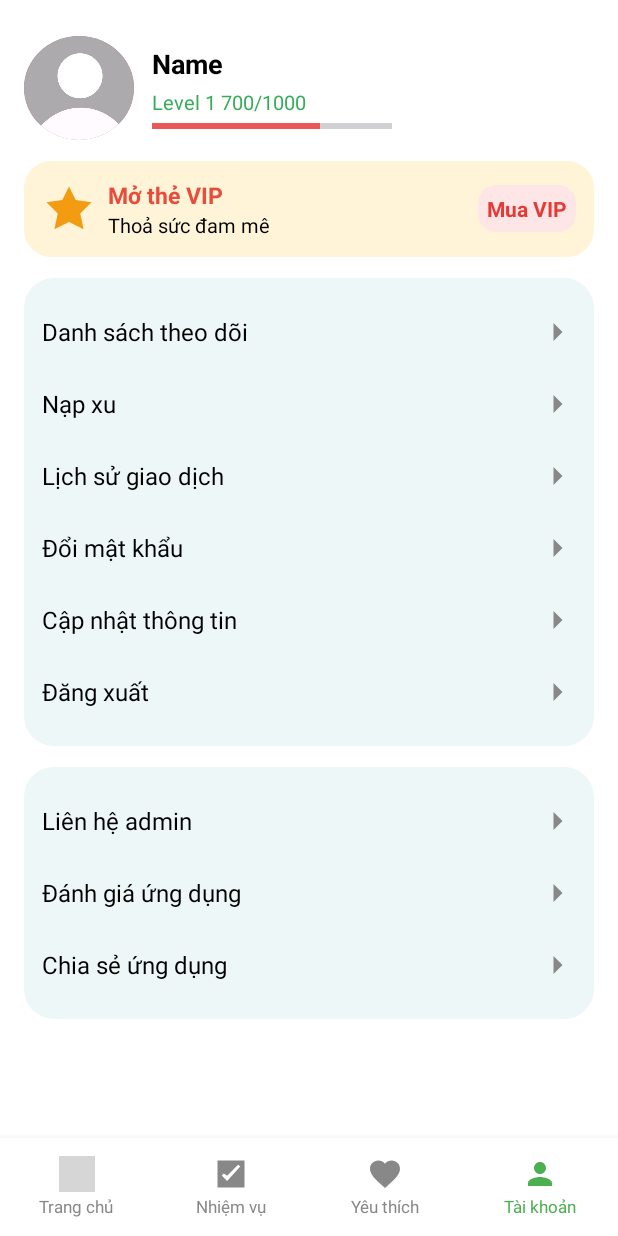
After one commit to NguyenTuan180505/ComicApp, an Android app: the UserActivity screen opened directly, with no data from a screen before it, on a phone screen of 412 x 824 dp. The commit adds this screen. Run offline under Robolectric (Android 15) with nearby library versions, the phone set to English and light mode, and no system bars; grey boxes are pictures that could not be loaded.

Commit message:
#4 - update trang user

```diff
--- a/app/src/main/java/com/example/comicapp/AccountActivity.java
+++ b/app/src/main/java/com/example/comicapp/AccountActivity.java
@@ -3,8 +3,9 @@ package com.example.comicapp;
 import android.os.Bundle;
 import android.widget.ImageButton;
 import android.widget.Toast;
+
+import androidx.activity.EdgeToEdge;
 import androidx.appcompat.app.AppCompatActivity;
-import androidx.activity.EdgeToEdge;
 
 public class AccountActivity extends AppCompatActivity {
     @Override
@@ -18,8 +19,11 @@ public class AccountActivity extends AppCompatActivity {
                 Toast.makeText(this, "Đã lưu thông tin!", Toast.LENGTH_SHORT).show()
         );
 
-        // Nút quay lại
+        // Nút quay lại → quay về UserActivity (hoặc finish nếu từ User)
         ImageButton btnBack = findViewById(R.id.btnBack);
-        btnBack.setOnClickListener(v -> finish());  //
+        btnBack.setOnClickListener(v -> {
+            finish(); // Quay lại màn hình trước (thường là UserActivity)
+            overridePendingTransition(R.anim.slide_in_left, R.anim.slide_out_right);
+        });
     }
 }
--- a/app/src/main/java/com/example/comicapp/FollowActivity.java
+++ b/app/src/main/java/com/example/comicapp/FollowActivity.java
@@ -2,13 +2,14 @@ package com.example.comicapp;
 
 import android.content.Intent;
 import android.os.Bundle;
+import android.view.View;
+import android.widget.LinearLayout;
+
 import androidx.activity.EdgeToEdge;
 import androidx.appcompat.app.AppCompatActivity;
 import androidx.core.graphics.Insets;
 import androidx.core.view.ViewCompat;
 import androidx.core.view.WindowInsetsCompat;
-import android.view.View;
-import android.widget.LinearLayout;
 
 public class FollowActivity extends AppCompatActivity {
     @Override
@@ -23,15 +24,21 @@ public class FollowActivity extends AppCompatActivity {
             return insets;
         });
 
-        // Bấm vào nút "Tài khoản" ở thanh dưới -> chuyển sang AccountActivity
+        // Nhấn "Tài khoản" ở thanh dưới → Chuyển sang UserActivity
         LinearLayout navAccount = findViewById(R.id.nav_account);
-        navAccount.setOnClickListener(new View.OnClickListener() {
-            @Override
-            public void onClick(View v) {
-                Intent intent = new Intent(FollowActivity.this, AccountActivity.class);
-                startActivity(intent);
-            }
+        navAccount.setOnClickListener(v -> {
+            Intent intent = new Intent(FollowActivity.this, UserActivity.class);
+            startActivity(intent);
+            overridePendingTransition(R.anim.slide_in_right, R.anim.slide_out_left);
+            // Không finish() để có thể quay lại bằng Back
         });
 
+        // (Tùy chọn) Nhấn "Yêu thích" → highlight (đang ở đây)
+        LinearLayout navFavourite = findViewById(R.id.nav_favourite);
+        if (navFavourite != null) {
+            navFavourite.setOnClickListener(v -> {
+                // Đang ở FollowActivity → không làm gì hoặc reload
+            });
+        }
     }
 }
--- /dev/null
+++ b/app/src/main/java/com/example/comicapp/UserActivity.java
@@ -0,0 +1,57 @@
+package com.example.comicapp;
+
+import android.content.Intent;
+import android.os.Bundle;
+import android.widget.LinearLayout;
+import android.widget.TextView;
+
+import androidx.appcompat.app.AppCompatActivity;
+
+public class UserActivity extends AppCompatActivity {
+
+    @Override
+    protected void onCreate(Bundle savedInstanceState) {
+        super.onCreate(savedInstanceState);
+        setContentView(R.layout.activity_user);
+
+        // === BOTTOM NAVIGATION ===
+        LinearLayout navHome = findViewById(R.id.nav_home);
+        LinearLayout navTask = findViewById(R.id.nav_task);
+        LinearLayout navFavourite = findViewById(R.id.nav_favourite);
+        LinearLayout navAccount = findViewById(R.id.nav_account);
+
+        // Nhấn "Yêu thích" → FollowActivity
+        navFavourite.setOnClickListener(v -> {
+            startActivity(new Intent(this, FollowActivity.class));
+            overridePendingTransition(R.anim.slide_in_right, R.anim.slide_out_left);
+            finish(); // Tùy chọn: thoát UserActivity
+        });
+
+        // Nhấn "Tài khoản" → đang ở đây (không làm gì)
+        navAccount.setOnClickListener(v -> { /* Đang ở trang tài khoản */ });
+
+        // (Tùy chọn) Các tab khác
+        if (navHome != null) {
+            navHome.setOnClickListener(v -> {
+                startActivity(new Intent(this, HomeActivity.class));
+                finish();
+            });
+        }
+
+        if (navTask != null) {
+            navTask.setOnClickListener(v -> {
+                startActivity(new Intent(this, TaskActivity.class));
+                finish();
+            });
+        }
+
+        // === MENU ITEM: CẬP NHẬT THÔNG TIN ===
+        TextView tvUpdateInfo = findViewById(R.id.tv_update_info);
+        if (tvUpdateInfo != null) {
+            tvUpdateInfo.setOnClickListener(v -> {
+                startActivity(new Intent(this, AccountActivity.class));
+                overridePendingTransition(R.anim.slide_in_right, R.anim.slide_out_left);
+            });
+        }
+    }
+}
--- /dev/null
+++ b/app/src/main/res/drawable/avatar_round.xml
@@ -0,0 +1,5 @@
+<?xml version="1.0" encoding="utf-8"?>
+<shape xmlns:android="http://schemas.android.com/apk/res/android">
+    <corners android:radius="50dp"/>
+    <solid android:color="#DDDDDD"/>
+</shape>
--- /dev/null
+++ b/app/src/main/res/drawable/banner_vip_bg.xml
@@ -0,0 +1,5 @@
+<?xml version="1.0" encoding="utf-8"?>
+<shape xmlns:android="http://schemas.android.com/apk/res/android">
+    <solid android:color="#FFF4D7" />
+    <corners android:radius="18dp" />
+</shape>
--- /dev/null
+++ b/app/src/main/res/drawable/card_bg.xml
@@ -0,0 +1,6 @@
+<?xml version="1.0" encoding="utf-8"?>
+<shape xmlns:android="http://schemas.android.com/apk/res/android"
+    android:shape="rectangle">
+    <solid android:color="#EEF7F7"/>
+    <corners android:radius="20dp"/>
+</shape>
--- /dev/null
+++ b/app/src/main/res/drawable/ic_chevron_right.xml
@@ -0,0 +1,11 @@
+<?xml version="1.0" encoding="utf-8"?>
+<vector xmlns:android="http://schemas.android.com/apk/res/android"
+    android:width="24dp"
+    android:height="24dp"
+    android:viewportWidth="24"
+    android:viewportHeight="24">
+
+    <path
+        android:fillColor="#888888"
+        android:pathData="M9,18l6,-6l-6,-6v12z"/>
+</vector>
--- /dev/null
+++ b/app/src/main/res/drawable/ic_vip.xml
@@ -0,0 +1,11 @@
+<?xml version="1.0" encoding="utf-8"?>
+<vector xmlns:android="http://schemas.android.com/apk/res/android"
+    android:width="24dp"
+    android:height="24dp"
+    android:viewportWidth="24"
+    android:viewportHeight="24">
+    <!-- biểu tượng cúp / VIP đơn giản -->
+    <path
+        android:fillColor="#F39C12"
+        android:pathData="M12,2 L15,8 L22,9 L17,14 L18.5,21 L12,17.8 L5.5,21 L7,14 L2,9 L9,8z"/>
+</vector>
--- /dev/null
+++ b/app/src/main/res/drawable/vip_button_bg.xml
@@ -0,0 +1,5 @@
+<?xml version="1.0" encoding="utf-8"?>
+<shape xmlns:android="http://schemas.android.com/apk/res/android">
+    <solid android:color="#FFE6E6"/>
+    <corners android:radius="12dp"/>
+</shape>
--- a/app/src/main/res/layout/activity_follow.xml
+++ b/app/src/main/res/layout/activity_follow.xml
@@ -9,59 +9,21 @@
     tools:context=".FollowActivity">
 
     <!-- Header -->
-    <LinearLayout
-        android:id="@+id/header"
-        android:layout_width="0dp"
-        android:layout_height="wrap_content"
-        android:orientation="horizontal"
-        android:gravity="center_vertical"
-        android:padding="16dp"
-        app:layout_constraintTop_toTopOf="parent"
-        app:layout_constraintStart_toStartOf="parent"
-        app:layout_constraintEnd_toEndOf="parent">
-
-        <ImageView
-            android:layout_width="53dp"
-            android:layout_height="45dp"
-            android:contentDescription="Logo"
-            android:src="@drawable/logo" />
-
-        <TextView
-            android:id="@+id/tvTitle"
-            android:layout_width="0dp"
-            android:layout_height="wrap_content"
-            android:text="CBComicApp"
-            android:textStyle="bold"
-            android:textSize="20sp"
-            android:layout_marginStart="10dp"
-            android:layout_weight="1"/>
-
-        <!-- Icon chuông thông báo (không có chức năng) -->
-        <ImageView
-            android:id="@+id/imgNotification"
-            android:layout_width="28dp"
-            android:layout_height="28dp"
-            android:src="@drawable/ic_notifications"
-            android:contentDescription="Thông báo"
-            android:layout_marginEnd="8dp"
-            android:clickable="false"
-            android:focusable="false" />
-    </LinearLayout>
 
     <!-- Tiêu đề -->
+
+    <!-- Danh sách truyện yêu thích - Nhỏ gọn hơn -->
     <TextView
         android:id="@+id/tvFollow"
         android:layout_width="wrap_content"
         android:layout_height="wrap_content"
+        android:layout_marginStart="16dp"
         android:text="Truyện đang theo dõi"
+        android:textSize="18sp"
         android:textStyle="bold"
-        android:textSize="18sp"
-        android:layout_marginTop="10dp"
-        app:layout_constraintTop_toBottomOf="@id/header"
         app:layout_constraintStart_toStartOf="parent"
-        android:layout_marginStart="16dp"/>
+        tools:layout_editor_absoluteY="16dp" />
 
-    <!-- Danh sách truyện yêu thích - Nhỏ gọn hơn -->
     <GridLayout
         android:id="@+id/gridFavorites"
         android:layout_width="0dp"
@@ -214,6 +176,7 @@
 
         <!-- Nhiệm vụ -->
         <LinearLayout
+            android:id="@+id/nav_task"
             android:layout_width="0dp"
             android:layout_height="wrap_content"
             android:layout_weight="1"
@@ -238,6 +201,7 @@
 
         <!-- Yêu thích -->
         <LinearLayout
+            android:id="@+id/nav_favourite"
             android:layout_width="0dp"
             android:layout_height="wrap_content"
             android:layout_weight="1"
--- /dev/null
+++ b/app/src/main/res/layout/activity_user.xml
@@ -0,0 +1,292 @@
+<?xml version="1.0" encoding="utf-8"?>
+<androidx.constraintlayout.widget.ConstraintLayout xmlns:android="http://schemas.android.com/apk/res/android"
+    xmlns:app="http://schemas.android.com/apk/res-auto"
+    android:layout_width="match_parent"
+    android:layout_height="match_parent"
+    android:background="@color/white">
+
+    <!-- Nội dung cuộn -->
+    <ScrollView
+        android:id="@+id/scrollView"
+        android:layout_width="0dp"
+        android:layout_height="0dp"
+        android:clipToPadding="false"
+        app:layout_constraintTop_toTopOf="parent"
+        app:layout_constraintBottom_toTopOf="@id/bottom_navigation"
+        app:layout_constraintStart_toStartOf="parent"
+        app:layout_constraintEnd_toEndOf="parent">
+
+        <LinearLayout
+            android:layout_width="match_parent"
+            android:layout_height="wrap_content"
+            android:orientation="vertical"
+            android:padding="16dp">
+
+            <!-- Avatar + Name -->
+            <LinearLayout
+                android:layout_width="match_parent"
+                android:layout_height="wrap_content"
+                android:orientation="horizontal"
+                android:layout_marginTop="8dp">
+
+                <ImageView
+                    android:id="@+id/imgAvatar"
+                    android:layout_width="73dp"
+                    android:layout_height="69dp"
+                    android:background="@drawable/avatar_bg"
+                    android:clipToOutline="true"
+                    android:scaleType="centerCrop"
+                    android:src="@drawable/ic_person_24" />
+
+                <LinearLayout
+                    android:orientation="vertical"
+                    android:layout_width="0dp"
+                    android:layout_height="wrap_content"
+                    android:layout_weight="1"
+                    android:layout_gravity="center_vertical"
+                    android:layout_marginStart="12dp">
+
+                    <TextView
+                        android:id="@+id/tvName"
+                        android:text="Name"
+                        android:textSize="18sp"
+                        android:textStyle="bold"
+                        android:textColor="#000000"
+                        android:layout_width="wrap_content"
+                        android:layout_height="wrap_content"/>
+
+                    <LinearLayout
+                        android:orientation="horizontal"
+                        android:layout_width="wrap_content"
+                        android:layout_height="wrap_content"
+                        android:layout_marginTop="4dp">
+
+                        <TextView
+                            android:text="Level 1"
+                            android:textColor="#39AC5B"
+                            android:textSize="13sp"
+                            android:layout_width="wrap_content"
+                            android:layout_height="wrap_content"/>
+
+                        <TextView
+                            android:id="@+id/tvExp"
+                            android:text=" 700/1000"
+                            android:textSize="13sp"
+                            android:textColor="#39AC5B"
+                            android:layout_width="wrap_content"
+                            android:layout_height="wrap_content"/>
+                    </LinearLayout>
+
+                    <ProgressBar
+                        android:id="@+id/progressLevel"
+                        android:layout_width="160dp"
+                        android:layout_height="5dp"
+                        android:progress="70"
+                        style="@style/Widget.AppCompat.ProgressBar.Horizontal"
+                        android:progressTint="#EB5757"
+                        android:max="100"
+                        android:layout_marginTop="4dp"/>
+                </LinearLayout>
+            </LinearLayout>
+
+            <!-- Banner VIP -->
+            <LinearLayout
+                android:orientation="horizontal"
+                android:layout_width="match_parent"
+                android:layout_height="wrap_content"
+                android:background="@drawable/banner_vip_bg"
+                android:padding="12dp"
+                android:gravity="center_vertical"
+                android:layout_marginTop="14dp">
+
+                <ImageView
+                    android:src="@drawable/ic_vip"
+                    android:layout_width="36dp"
+                    android:layout_height="36dp"
+                    android:layout_marginEnd="8dp"/>
+
+                <LinearLayout
+                    android:orientation="vertical"
+                    android:layout_width="0dp"
+                    android:layout_height="wrap_content"
+                    android:layout_weight="1">
+
+                    <TextView
+                        android:text="Mở thẻ VIP"
+                        android:textStyle="bold"
+                        android:textColor="#E74C3C"
+                        android:textSize="15sp"
+                        android:layout_width="wrap_content"
+                        android:layout_height="wrap_content"/>
+
+                    <TextView
+                        android:text="Thoả sức đam mê"
+                        android:textColor="#000000"
+                        android:textSize="13sp"
+                        android:layout_width="wrap_content"
+                        android:layout_height="wrap_content"/>
+                </LinearLayout>
+
+                <TextView
+                    android:text="Mua VIP"
+                    android:textStyle="bold"
+                    android:textColor="#E53935"
+                    android:padding="6dp"
+                    android:background="@drawable/vip_button_bg"
+                    android:layout_width="wrap_content"
+                    android:layout_height="wrap_content"/>
+            </LinearLayout>
+
+            <!-- Menu list -->
+            <LinearLayout
+                android:layout_marginTop="14dp"
+                android:orientation="vertical"
+                android:layout_width="match_parent"
+                android:layout_height="wrap_content"
+                android:background="@drawable/card_bg"
+                android:padding="12dp">
+
+                <TextView android:text="Danh sách theo dõi" style="@style/menuItemStyle" />
+                <TextView android:text="Nạp xu" style="@style/menuItemStyle" />
+                <TextView android:text="Lịch sử giao dịch" style="@style/menuItemStyle" />
+                <TextView android:text="Đổi mật khẩu" style="@style/menuItemStyle" />
+                <TextView android:id="@+id/tv_update_info" android:text="Cập nhật thông tin" style="@style/menuItemStyle" />
+                <TextView android:text="Đăng xuất" style="@style/menuItemStyle" />
+            </LinearLayout>
+
+            <!-- Menu phụ -->
+            <LinearLayout
+                android:layout_marginTop="14dp"
+                android:orientation="vertical"
+                android:layout_width="match_parent"
+                android:layout_height="wrap_content"
+                android:background="@drawable/card_bg"
+                android:padding="12dp">
+
+                <TextView android:text="Liên hệ admin" style="@style/menuItemStyle" />
+                <TextView android:text="Đánh giá ứng dụng" style="@style/menuItemStyle" />
+                <TextView android:text="Chia sẻ ứng dụng" style="@style/menuItemStyle" />
+            </LinearLayout>
+
+        </LinearLayout>
+    </ScrollView>
+
+    <!-- Thanh điều hướng dưới cùng -->
+    <LinearLayout
+        android:id="@+id/bottom_navigation"
+        android:layout_width="0dp"
+        android:layout_height="wrap_content"
+        android:orientation="horizontal"
+        android:background="#FFFFFF"
+        android:paddingTop="8dp"
+        android:paddingBottom="8dp"
+        android:elevation="8dp"
+        app:layout_constraintBottom_toBottomOf="parent"
+        app:layout_constraintStart_toStartOf="parent"
+        app:layout_constraintEnd_toEndOf="parent">
+
+        <!-- Trang chủ -->
+        <LinearLayout
+            android:id="@+id/nav_home"
+            android:layout_width="0dp"
+            android:layout_height="wrap_content"
+            android:layout_weight="1"
+            android:orientation="vertical"
+            android:gravity="center"
+            android:padding="4dp">
+
+            <ImageView
+                android:layout_width="24dp"
+                android:layout_height="24dp"
+                android:src="@drawable/ic_home"
+                app:tint="#888888" />
+
+            <TextView
+                android:layout_width="wrap_content"
+                android:layout_height="wrap_content"
+                android:text="Trang chủ"
+                android:textSize="11sp"
+                android:textColor="#888888"
+                android:layout_marginTop="2dp"/>
+        </LinearLayout>
+
+        <!-- Nhiệm vụ -->
+        <LinearLayout
+            android:id="@+id/nav_task"
+            android:layout_width="0dp"
+            android:layout_height="wrap_content"
+            android:layout_weight="1"
+            android:orientation="vertical"
+            android:gravity="center"
+            android:padding="4dp">
+
+            <ImageView
+                android:layout_width="24dp"
+                android:layout_height="24dp"
+                android:src="@drawable/ic_task"
+                app:tint="#888888" />
+
+            <TextView
+                android:layout_width="wrap_content"
+                android:layout_height="wrap_content"
+                android:text="Nhiệm vụ"
+                android:textSize="11sp"
+                android:textColor="#888888"
+                android:layout_marginTop="2dp"/>
+        </LinearLayout>
+
+        <!-- Yêu thích -->
+        <LinearLayout
+            android:id="@+id/nav_favourite"
+            android:layout_width="0dp"
+            android:layout_height="wrap_content"
+            android:layout_weight="1"
+            android:orientation="vertical"
+            android:gravity="center"
+            android:padding="4dp">
+
+            <ImageView
+                android:layout_width="24dp"
+                android:layout_height="24dp"
+                android:src="@drawable/ic_favourite"
+                app:tint="#888888" />
+
+            <TextView
+                android:layout_width="wrap_content"
+                android:layout_height="wrap_content"
+                android:text="Yêu thích"
+                android:textSize="11sp"
+                android:textColor="#888888"
+                android:layout_marginTop="2dp"/>
+        </LinearLayout>
+
+        <!-- Tài khoản -->
+        <LinearLayout
+            android:id="@+id/nav_account"
+            android:layout_width="0dp"
+            android:layout_height="wrap_content"
+            android:layout_weight="1"
+            android:orientation="vertical"
+            android:gravity="center"
+            android:padding="4dp"
+            android:clickable="true"
+            android:focusable="true"
+            android:background="?android:attr/selectableItemBackground">
+
+            <ImageView
+                android:layout_width="24dp"
+                android:layout_height="24dp"
+                android:src="@drawable/ic_account"
+                app:tint="#4CAF50" />
+
+            <TextView
+                android:layout_width="wrap_content"
+                android:layout_height="wrap_content"
+                android:text="Tài khoản"
+                android:textSize="11sp"
+                android:textColor="#4CAF50"
+                android:layout_marginTop="2dp"/>
+        </LinearLayout>
+    </LinearLayout>
+
+</androidx.constraintlayout.widget.ConstraintLayout>
--- /dev/null
+++ b/app/src/main/res/values/styles.xml
@@ -0,0 +1,20 @@
+<?xml version="1.0" encoding="utf-8"?>
+<resources>
+
+    <!-- Sửa lỗi Material3 + API 26 -->
+    <style name="menuItemStyle" parent="TextAppearance.AppCompat.Medium">
+        <item name="android:layout_width">match_parent</item>
+        <item name="android:layout_height">wrap_content</item>
+        <!-- Thay paddingVertical bằng paddingTop + paddingBottom -->
+        <item name="android:paddingTop">12dp</item>
+        <item name="android:paddingBottom">12dp</item>
+        <item name="android:textSize">16sp</item>
+        <item name="android:textColor">@color/black</item>
+        <item name="android:gravity">start|center_vertical</item>
+        <!-- Dùng icon có sẵn hoặc tạo mới -->
+        <item name="android:drawableEnd">@drawable/ic_chevron_right</item>
+        <item name="android:drawablePadding">8dp</item>
+        <item name="android:background">?android:attr/selectableItemBackground</item>
+    </style>
+
+</resources>
--- /dev/null
+++ b/app/src/main/res/xml/styles.xml
@@ -0,0 +1,7 @@
+<?xml version="1.0" encoding="utf-8"?>
+<style name="menuItemStyle">
+    <item name="android:paddingTop">10dp</item>
+    <item name="android:paddingBottom">10dp</item>
+    <item name="android:textColor">#000000</item>
+    <item name="android:textSize">16sp</item>
+</style>
```
Also changed, not shown: app/src/main/AndroidManifest.xml (+36 -1 lines), app/src/main/res/anim/slide_in_left.xml (added, +8 -0 lines), app/src/main/res/anim/slide_in_right.xml (added, +8 -0 lines), app/src/main/res/anim/slide_out_left.xml (added, +8 -0 lines), app/src/main/res/anim/slide_out_right.xml (added, +8 -0 lines), app/src/main/res/layout/activity_account.xml (+3 -21 lines).
